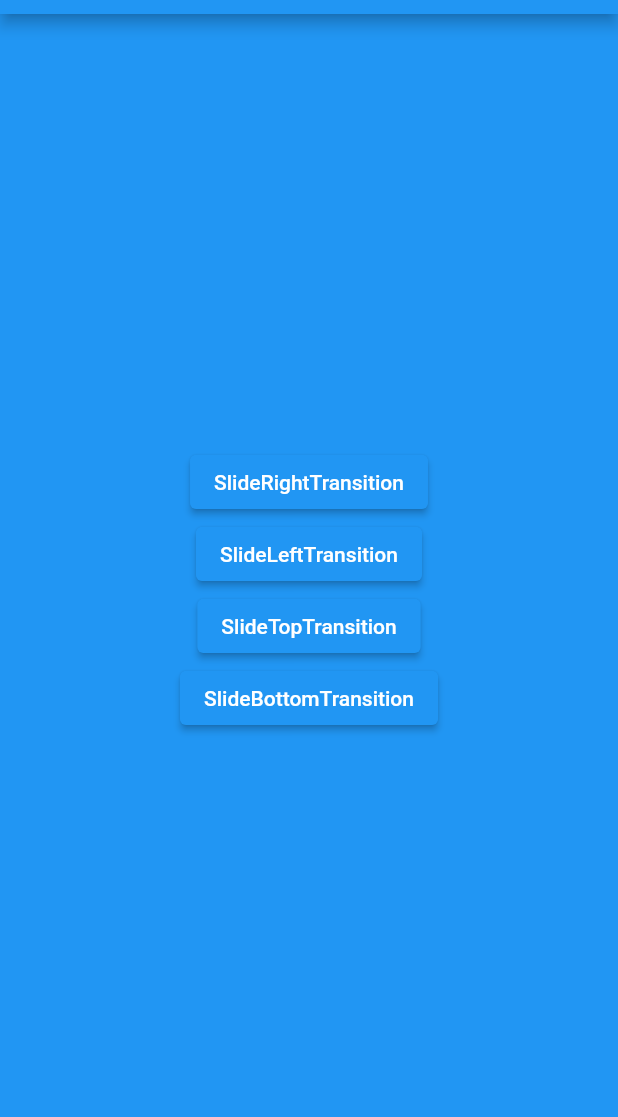
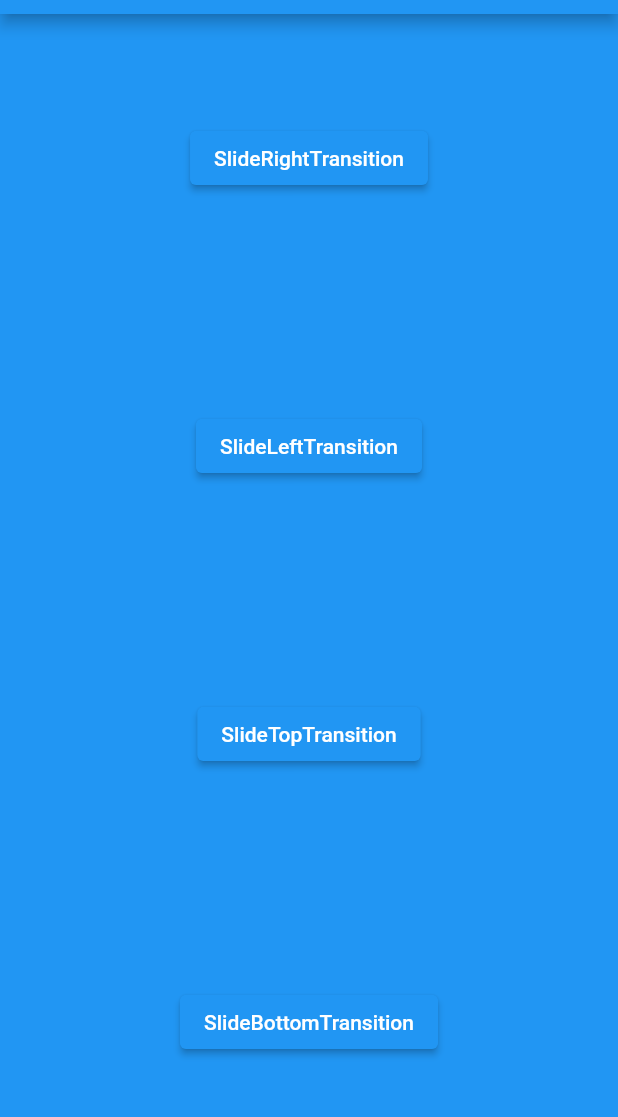
Before and after one commit to jishkln/page-routing-transition, a Flutter app: the screen it shows after launch, after a tap on "SlideTransition", on a phone screen of 412 x 824 dp, the part 70-1187 px from its top. Run offline on Flutter 3.47's test engine with Material 2 defaults, Android fonts, the phone set to English and light mode, and no system bars.

Commit message:
some changes

```diff
--- a/lib/main.dart
+++ b/lib/main.dart
@@ -34,16 +34,19 @@ class Screen1 extends StatelessWidget {
     'Random': const RandomScreen(),
   };
 
-    Screen1({super.key});
+  Screen1({super.key});
 
   @override
   Widget build(BuildContext context) {
     return Scaffold(
       backgroundColor: Colors.red,
+      appBar: AppBar(
+        title: const Text("App Bar"),
+      ),
       body: SizedBox(
         width: double.infinity,
         child: Column(
-          mainAxisAlignment: MainAxisAlignment.center,
+          mainAxisAlignment: MainAxisAlignment.spaceAround,
           crossAxisAlignment: CrossAxisAlignment.center,
           children: buttons(context),
         ),
--- a/lib/screens/random_screen.dart
+++ b/lib/screens/random_screen.dart
@@ -15,7 +15,7 @@ class RandomScreen extends StatelessWidget {
       body: SizedBox(
         width: double.infinity,
         child: Column(
-          mainAxisAlignment: MainAxisAlignment.center,
+          mainAxisAlignment: MainAxisAlignment.spaceAround,
           crossAxisAlignment: CrossAxisAlignment.center,
           children: <Widget>[
             ElevatedButton(
--- a/lib/screens/slide_screen.dart
+++ b/lib/screens/slide_screen.dart
@@ -15,7 +15,7 @@ class SlideScreen extends StatelessWidget {
       body: SizedBox(
         width: double.infinity,
         child: Column(
-          mainAxisAlignment: MainAxisAlignment.center,
+          mainAxisAlignment: MainAxisAlignment.spaceAround,
           crossAxisAlignment: CrossAxisAlignment.center,
           children: <Widget>[
             ElevatedButton(
```
Also changed, not shown: lib/transitions/slide_route.dart (+4 -4 lines).
